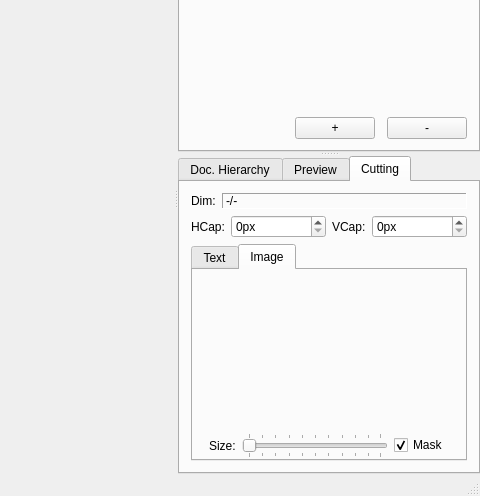
Above: ui/rockete.ui from ppiecuch/Rockete before the change; both pictures show x 837 to 1317 and y 315 to 811 of the 1317 by 811 pixel window. Below: the same form after it.
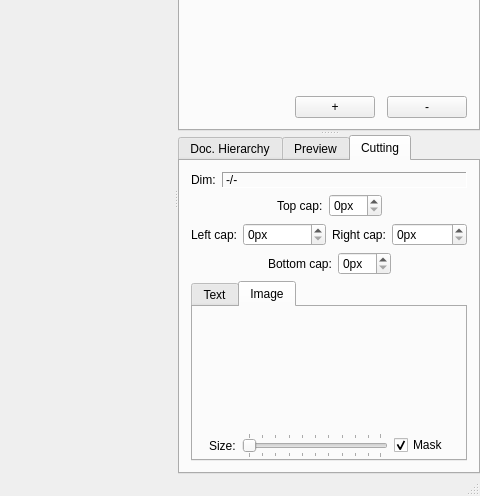
That is the form after the change. Icons and pictures are not drawn. Custom widgets are drawn as their Qt base class.

```diff
--- a/ui/rockete.ui
+++ b/ui/rockete.ui
@@ -413,8 +413,8 @@
          <attribute name="title">
           <string>Cutting</string>
          </attribute>
-         <layout class="QGridLayout" name="gridLayout_7">
-          <item row="0" column="0">
+         <layout class="QVBoxLayout" name="verticalLayout_5">
+          <item>
            <layout class="QHBoxLayout" name="horizontalLayout_5">
             <item>
              <widget class="QLabel" name="labelCuttingDimLabel">
@@ -451,7 +451,65 @@
             </item>
            </layout>
           </item>
-          <item row="1" column="0">
+          <item>
+           <layout class="QVBoxLayout" name="verticalLayout_4">
+            <item>
+             <layout class="QHBoxLayout" name="horizontalLayout_13">
+              <item>
+               <spacer name="horizontalSpacer">
+                <property name="orientation">
+                 <enum>Qt::Horizontal</enum>
+                </property>
+                <property name="sizeHint" stdset="0">
+                 <size>
+                  <width>40</width>
+                  <height>20</height>
+                 </size>
+                </property>
+               </spacer>
+              </item>
+              <item>
+               <layout class="QHBoxLayout" name="horizontalLayout_9">
+                <item>
+                 <widget class="QLabel" name="labelCuttingTopCapLabel">
+                  <property name="sizePolicy">
+                   <sizepolicy hsizetype="Maximum" vsizetype="Preferred">
+                    <horstretch>0</horstretch>
+                    <verstretch>0</verstretch>
+                   </sizepolicy>
+                  </property>
+                  <property name="text">
+                   <string>Top cap:</string>
+                  </property>
+                 </widget>
+                </item>
+                <item>
+                 <widget class="QSpinBox" name="spinCuttingTopCap">
+                  <property name="suffix">
+                   <string>px</string>
+                  </property>
+                 </widget>
+                </item>
+               </layout>
+              </item>
+              <item>
+               <spacer name="horizontalSpacer_2">
+                <property name="orientation">
+                 <enum>Qt::Horizontal</enum>
+                </property>
+                <property name="sizeHint" stdset="0">
+                 <size>
+                  <width>40</width>
+                  <height>20</height>
+                 </size>
+                </property>
+               </spacer>
+              </item>
+             </layout>
+            </item>
+            <item>
+             <layout class="QHBoxLayout" name="horizontalLayout_12">
+              <item>
            <layout class="QHBoxLayout" name="horizontalLayout_6">
             <item>
              <widget class="QLabel" name="labelCuttingHCapLabel">
@@ -462,7 +520,7 @@
                </sizepolicy>
               </property>
               <property name="text">
-               <string>HCap:</string>
+                   <string>Left cap:</string>
               </property>
              </widget>
             </item>
@@ -473,8 +531,12 @@
               </property>
              </widget>
             </item>
+               </layout>
+              </item>
             <item>
-             <widget class="QLabel" name="labelCuttingVCapLabel">
+               <layout class="QHBoxLayout" name="horizontalLayout_10">
+                <item>
+                 <widget class="QLabel" name="labelCuttingRightCapLabel">
               <property name="sizePolicy">
                <sizepolicy hsizetype="Maximum" vsizetype="Preferred">
                 <horstretch>0</horstretch>
@@ -482,12 +544,12 @@
                </sizepolicy>
               </property>
               <property name="text">
-               <string>VCap:</string>
+                   <string>Right cap:</string>
               </property>
              </widget>
             </item>
             <item>
-             <widget class="QSpinBox" name="spinCuttingVCap">
+                 <widget class="QSpinBox" name="spinCuttingRightCap">
               <property name="suffix">
                <string>px</string>
               </property>
@@ -495,7 +557,65 @@
             </item>
            </layout>
           </item>
-          <item row="2" column="0">
+             </layout>
+            </item>
+            <item>
+             <layout class="QHBoxLayout" name="horizontalLayout_14">
+              <item>
+               <spacer name="horizontalSpacer_4">
+                <property name="orientation">
+                 <enum>Qt::Horizontal</enum>
+                </property>
+                <property name="sizeHint" stdset="0">
+                 <size>
+                  <width>40</width>
+                  <height>20</height>
+                 </size>
+                </property>
+               </spacer>
+              </item>
+              <item>
+               <layout class="QHBoxLayout" name="horizontalLayout_11">
+                <item>
+                 <widget class="QLabel" name="labelCuttingBottomCapLabel">
+                  <property name="sizePolicy">
+                   <sizepolicy hsizetype="Maximum" vsizetype="Preferred">
+                    <horstretch>0</horstretch>
+                    <verstretch>0</verstretch>
+                   </sizepolicy>
+                  </property>
+                  <property name="text">
+                   <string>Bottom cap:</string>
+                  </property>
+                 </widget>
+                </item>
+                <item>
+                 <widget class="QSpinBox" name="spinCuttingBottomCap">
+                  <property name="suffix">
+                   <string>px</string>
+                  </property>
+                 </widget>
+                </item>
+               </layout>
+              </item>
+              <item>
+               <spacer name="horizontalSpacer_5">
+                <property name="orientation">
+                 <enum>Qt::Horizontal</enum>
+                </property>
+                <property name="sizeHint" stdset="0">
+                 <size>
+                  <width>40</width>
+                  <height>20</height>
+                 </size>
+                </property>
+               </spacer>
+              </item>
+             </layout>
+            </item>
+           </layout>
+          </item>
+          <item>
            <widget class="QTabWidget" name="tabWidgetCuttingPreview">
             <property name="currentIndex">
              <number>1</number>
```
Left out of the diff: 6 changed lines with no effect on the pictures. Lines whose indentation alone changed are shown as unchanged.
